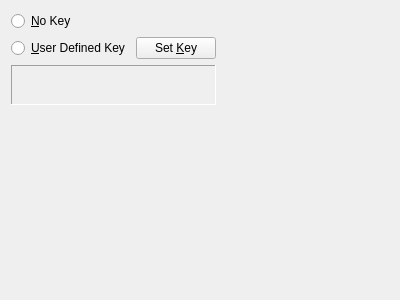
The window that scribus/shortcutwidget.ui (scribusproject/scribus) describes before a commit, drawn with Qt 5.
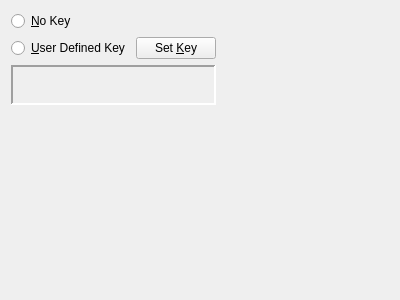
The same window after the commit.

Commit message: SM: layouts and sizes fixes in progress; #6100: Drop down lists for fontface and font style are too smal

Patch:
```diff
--- a/scribus/shortcutwidget.ui
+++ b/scribus/shortcutwidget.ui
@@ -58,6 +58,9 @@
      <property name="frameShadow" >
       <enum>QFrame::Sunken</enum>
      </property>
+     <property name="lineWidth" >
+      <number>2</number>
+     </property>
      <property name="text" >
       <string/>
      </property>
```
The commit also changes 6 other files.
